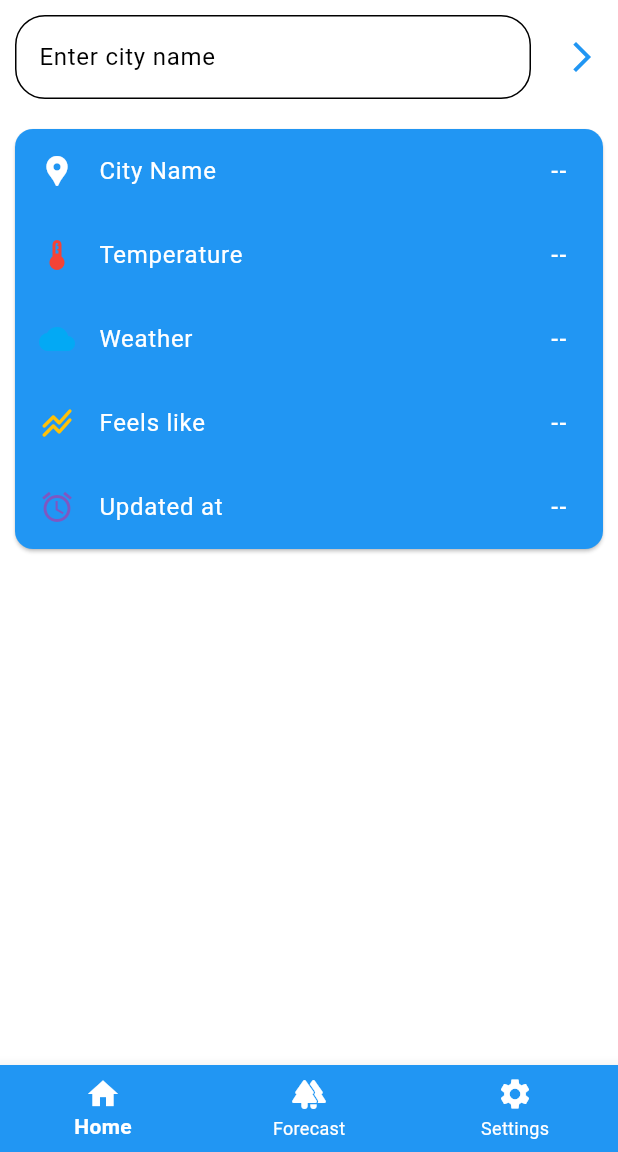
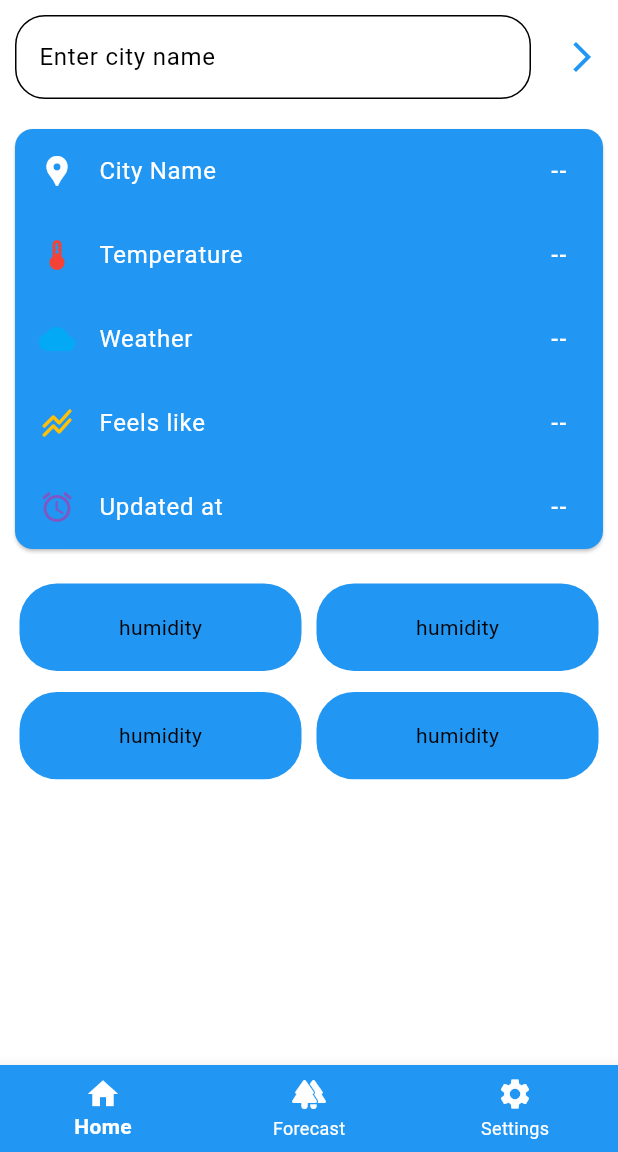
Before and after one commit to Ravi2006kant/Weatemp, a Flutter app: the screen it shows after launch, on a phone screen of 412 x 824 dp, the part 84-1236 px from its top. Run offline on Flutter 3.47's test engine with Material 3 defaults, Android fonts, the phone set to English and light mode, and no system bars.

```diff
--- a/lib/pages/dashboard.dart
+++ b/lib/pages/dashboard.dart
@@ -12,6 +12,7 @@ class Dashboard extends StatefulWidget {
 
 class _DashboardState extends State<Dashboard> {
   TextEditingController city = TextEditingController();
+  // TextEditingController tempunit = TextEditingController();
 
   bool isLoading = false;
   double? temp;
@@ -20,6 +21,12 @@ class _DashboardState extends State<Dashboard> {
   double? feels;
   String? humidity;
   String? wind;
+  double? farh;
+
+  // double celcius = double.parse(tempunit.text)
+  //   void unitchage() {
+  //     farh = (tempunit.hashCode * 9 / 5) + 32;
+  //   }
 
   Future<void> fetchTemp() async {
     print("Button Pressed");
@@ -42,7 +49,6 @@ class _DashboardState extends State<Dashboard> {
 
   @override
   Widget build(BuildContext context) {
-
     return Scaffold(
       body: SafeArea(
         child: Column(
@@ -116,23 +122,66 @@ class _DashboardState extends State<Dashboard> {
                 ],
               ),
             ),
-            // Expanded(
-            //   child: GridView.builder(
-            //     itemCount: 4,
-            //     gridDelegate: SliverGridDelegateWithFixedCrossAxisCount(
-            //       crossAxisCount: 2,
-            //     ),
-            //     itemBuilder: (context, index) {
-            //       return Container(color: Colors.red);
-            //     },
-            //   ),
-            // ),
+            Expanded(
+              child: Padding(
+                padding: const EdgeInsets.all(8),
+                child: GridView.builder(
+                  itemCount: 4,
+
+                  gridDelegate: SliverGridDelegateWithFixedCrossAxisCount(
+                    crossAxisCount: 2,
+                    childAspectRatio: 2.9,
+                    mainAxisSpacing: 4,
+                  ),
+                  itemBuilder: (context, index) {
+                    return Padding(
+                      padding: const EdgeInsets.all(5),
+                      child: Container(
+                        decoration: BoxDecoration(
+                          borderRadius: BorderRadius.circular(25),
+                          color: Theme.of(context).colorScheme.primary,
+                        ),
+                        child: Center(child: Text("humidity")),
+                      ),
+                    );
+                  },
+                ),
+              ),
+            ),
           ],
         ),
       ),
     );
   }
 }
+
+/*
+
+// Expanded(
+                  //   child: GridView.builder(
+                  //     gridDelegate: SliverGridDelegateWithMaxCrossAxisExtent(
+                  //       maxCrossAxisExtent: 2,
+                  //     ),
+                  //     itemBuilder: (context, index) {
+                  //       return ListTile();
+                  //     },
+                  //   ),
+                  // ),
+
+                  // TextField(
+                  //   controller: tempunit,
+                  //   keyboardType: TextInputType.number,
+                  //   decoration: InputDecoration(
+                  //     hintText: "Enter city name",
+                  //     border: OutlineInputBorder(
+                  //       borderRadius: BorderRadius.circular(20),
+                  //     ),
+                  //   ),
+                  // ),
+                  // Text(farh.toString() == "null" ? "null" : farh.toString()),
+
+
+*/
 
 /*
 
--- a/lib/services/weather_service.dart
+++ b/lib/services/weather_service.dart
@@ -16,6 +16,7 @@ class WeatherService {
     var data = jsonDecode(
       response.body,
     ); //jsondecode will now decode the data into flutter / dart object
+    print(data);
     return {
       "temp": data['current']['temp_c'], // can show data now from here
       "weather": data['current']['condition']['text'],
--- a/pubspec.yaml
+++ b/pubspec.yaml
@@ -22,5 +22,9 @@ dev_dependencies:
     sdk: flutter
   flutter_lints: ^6.0.0
 
+flutter_icons:
+  android: true
+  image_path: "assets/appLogo/cloud.png"
+
 flutter:
   uses-material-design: true
```
Also changed, not shown: lib/main.dart (+0 -17 lines), lib/providers/tempUnitProvider.dart (added, +14 -0 lines), lib/theme/theme_provider.dart (+26 -6 lines), assets/appLogo/cloud.png (added), flutter_01.png (deleted).
